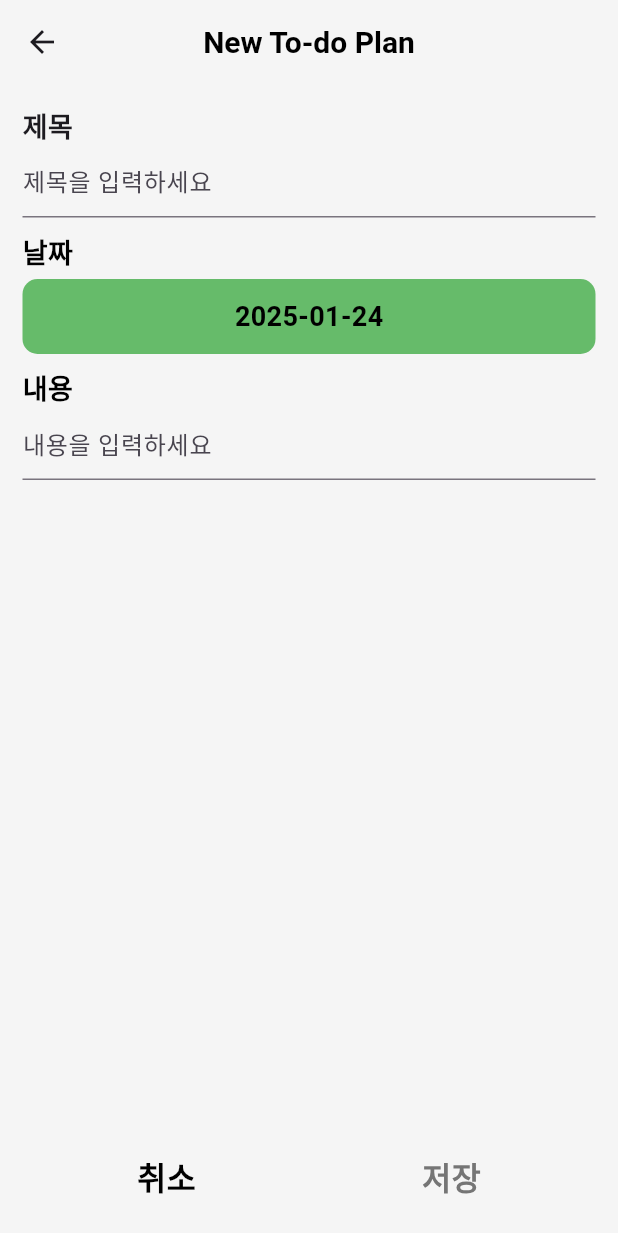
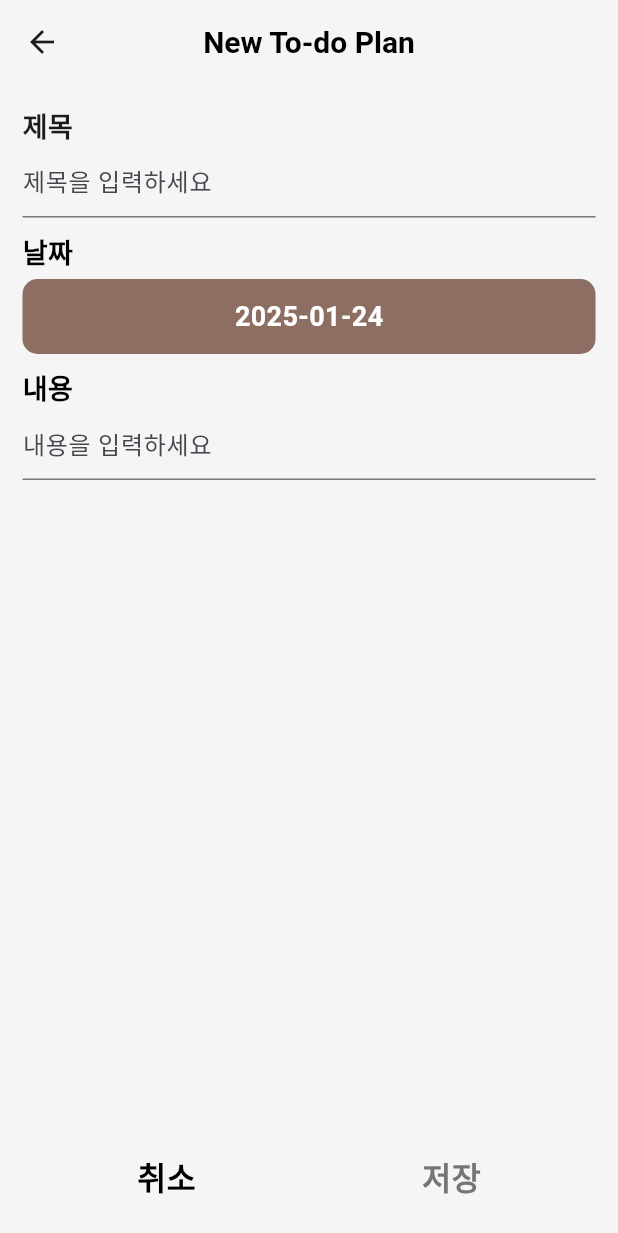
Before and after one commit to pre-per/todo_example, a Flutter app: the Makelist screen opened directly, on a phone screen of 412 x 824 dp. Shown: the top 1233 px of the screen. Run offline on Flutter 3.47's test engine with Material 3 defaults, Android fonts, the phone set to English and light mode, and no system bars; our stand-ins replace cloud_firestore, firebase_core, google_fonts; accounts and stored records are empty.

Commit message:
20250124 done

```diff
--- a/lib/const/colors.dart
+++ b/lib/const/colors.dart
@@ -1,4 +1,5 @@
 import 'package:flutter/material.dart';
+import 'package:google_fonts/google_fonts.dart';
 
 // Color
 const BACKGROUND_COLOR = Color(0xFFF5F5F5);
@@ -10,8 +11,12 @@ const S20W500_BLACK = TextStyle(color: Colors.black, fontSize: 20.0, fontWeight:
 const S15W500_GREY = TextStyle(color: Colors.grey, fontSize: 15.0, fontWeight: FontWeight.w500);
 const S12W600_BROWN = TextStyle(color: Colors.brown, fontSize: 12.0, fontWeight: FontWeight.w600);
 const S20W600_WHITE = TextStyle(color: Colors.white, fontSize: 20.0, fontWeight: FontWeight.w600);
+const S18W600_WHITE = TextStyle(color: Colors.white, fontSize: 18.0, fontWeight: FontWeight.w600);
 final S14W500_GREY_600 = TextStyle(color: Colors.grey[600], fontSize: 14.0, fontWeight: FontWeight.w500);
 const S18W600_BLACK = TextStyle(color: Colors.black, fontSize: 18.0, fontWeight: FontWeight.w600);
 const S21W600_BLACK = TextStyle(color: Colors.black, fontSize: 21.0, fontWeight: FontWeight.w600);
 const S20W600_GREY = TextStyle(color: Colors.grey, fontSize: 20.0, fontWeight: FontWeight.w600);
 const S14W500_BLACK = TextStyle(color: Colors.black, fontSize: 14.0, fontWeight: FontWeight.w500);
+
+// Noto Sans Korean
+final nanumGothic = GoogleFonts.nanumGothic(fontWeight: FontWeight.w700, fontSize: 20.0);
--- a/lib/screen/homescreen.dart
+++ b/lib/screen/homescreen.dart
@@ -26,7 +26,7 @@ class Homescreen extends StatelessWidget {
             );
           },
         ),
-        title: const Text(
+        title: Text(
           'To-Do List Example',
           style: S20W600_BLACK,
         ),
@@ -52,8 +52,8 @@ class Homescreen extends StatelessWidget {
         backgroundColor: BACKGROUND_COLOR,
         child: ListView(
           children: [
-            const Padding(
-              padding: EdgeInsets.all(20.0),
+            Padding(
+              padding: const EdgeInsets.all(20.0),
               child: Text(
                 'Category',
                 style: S20W600_BLACK,
--- a/lib/screen/makeTask.dart
+++ b/lib/screen/makeTask.dart
@@ -35,7 +35,7 @@ class _MakelistState extends State<Makelist> {
         resizeToAvoidBottomInset: true,
         appBar: AppBar(
           backgroundColor: BACKGROUND_COLOR,
-          title: const Text(
+          title: Text(
             'New To-do Plan',
             style: S20W600_BLACK,
           ),
@@ -69,7 +69,7 @@ class _MakelistState extends State<Makelist> {
                   },
                 ),
                 const SizedBox(height: 10.0),
-                const Text(
+                Text(
                   '날짜',
                   style: S18W600_BLACK,
                 ),
@@ -80,29 +80,27 @@ class _MakelistState extends State<Makelist> {
                         context: context,
                         firstDate: DateTime.utc(2000, 1, 1),
                         lastDate: DateTime.utc(2100, 1, 1));
-                    print('selected Date: $selectedDate');
                     setState(() {
                       _task.date = selectedDate ?? DateTime.now();
                     });
-                    print("_task.date: ${_task.date}");
                   },
                   child: Container(
                     height: 50.0,
                     width: MediaQuery.of(context).size.width,
                     decoration: BoxDecoration(
                       borderRadius: BorderRadius.circular(10.0),
-                      color: Colors.green[400],
+                      color: Colors.brown[400],
                     ),
                     child: Center(
                       child: Text(
                         _task.date.toString().split(' ')[0],
-                        style: S18W600_BLACK,
+                        style: S18W600_WHITE,
                       ),
                     ),
                   ),
                 ),
                 const SizedBox(height: 10.0),
-                const Text(
+                Text(
                   '내용',
                   style: S18W600_BLACK,
                 ),
@@ -138,7 +136,7 @@ class _MakelistState extends State<Makelist> {
                       height: 80.0,
                       width: MediaQuery.of(context).size.width * 0.4,
                       color: Colors.transparent,
-                      child: const Center(
+                      child: Center(
                         child: Text(
                           '취소',
                           style: S21W600_BLACK,
--- a/lib/screen/searchTask.dart
+++ b/lib/screen/searchTask.dart
@@ -49,6 +49,7 @@ class Searchtask extends StatelessWidget {
                             RenderFilterButton(text: 'yesterday'),
                             RenderFilterButton(text: '2 days left'),
                             RenderFilterButton(text: 'next week'),
+
                           ],
                         ),
                       ),
@@ -88,7 +89,7 @@ class _RenderFilterButtonState extends State<RenderFilterButton> {
       child: Padding(
         padding: const EdgeInsets.only(left: 10.0, top: 20.0),
         child: AnimatedContainer(
-          duration: Duration(microseconds: 1000),
+          duration: Duration(microseconds: 200),
           decoration: BoxDecoration(
               borderRadius: BorderRadius.circular(16.0),
               color: Colors.white,
--- a/pubspec.yaml
+++ b/pubspec.yaml
@@ -39,6 +39,7 @@ dependencies:
   # The following adds the Cupertino Icons font to your application.
   # Use with the CupertinoIcons class for iOS style icons.
   cupertino_icons: ^1.0.8
+  google_fonts: ^6.2.1
 
 dev_dependencies:
   flutter_test:
```
Also changed, not shown: lib/component/taskCard.dart (+6 -3 lines), pubspec.lock, 2 other files.
